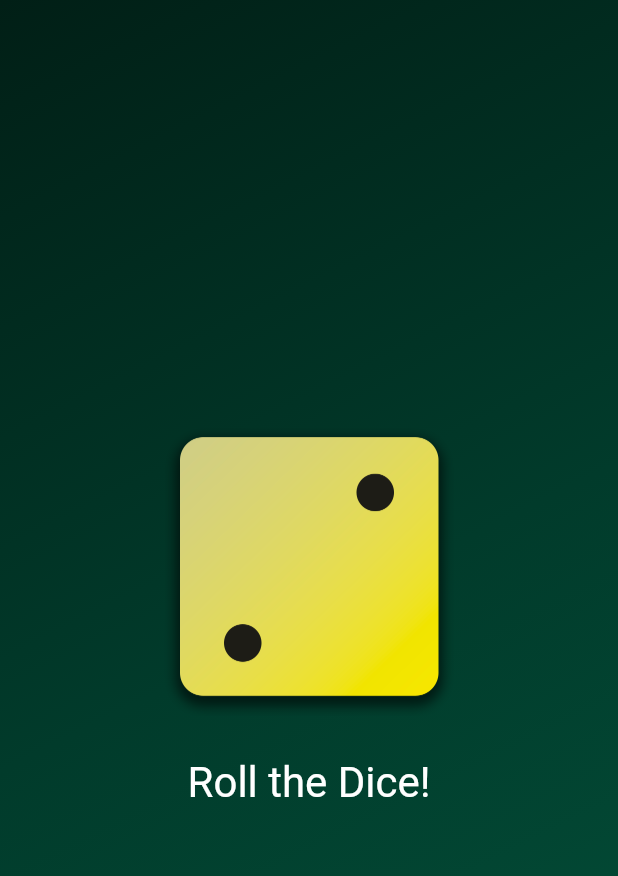
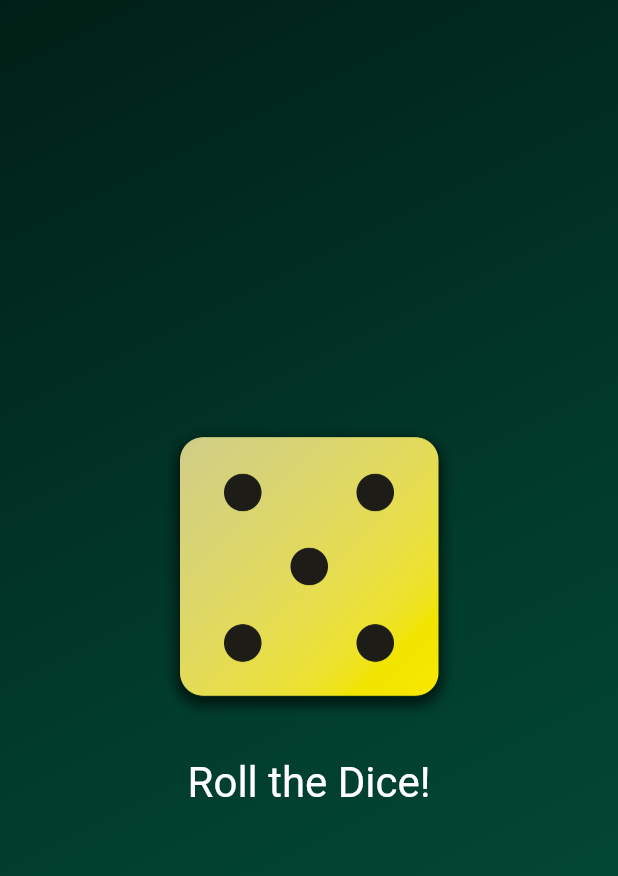
Before and after one commit to themubalion/flutter_rollDice, a Flutter app: the screen it shows after launch, after a tap on "Roll the Dice!", on a phone screen of 412 x 824 dp. Shown: the top 876 px of the screen. Run offline on Flutter 3.47's test engine with Material 3 defaults, Android fonts, the phone set to English and light mode, and no system bars.

Commit message:
Project complete

```diff
--- a/lib/dice_roller.dart
+++ b/lib/dice_roller.dart
@@ -1,3 +1,4 @@
+import 'dart:math';
 import 'package:flutter/material.dart';
 
 class DiceRoller extends StatefulWidget {
@@ -10,11 +11,11 @@ class DiceRoller extends StatefulWidget {
 }
 
 class _DiceRollerState extends State<DiceRoller> {
-  String activeDice = 'assets/images/dice-3.png';
+  int currentDiceNum = Random().nextInt(6) + 1;
 
   void rollDice() {
     setState(() {
-      activeDice = 'assets/images/dice-2.png';
+    currentDiceNum = Random().nextInt(6) + 1;
     });
   }
 
@@ -24,7 +25,7 @@ class _DiceRollerState extends State<DiceRoller> {
       mainAxisSize: MainAxisSize.min,
       children: [
         Image.asset(
-          activeDice,
+          'assets/images/dice-$currentDiceNum.png',
           width: 200,
         ),
         const SizedBox(
```
